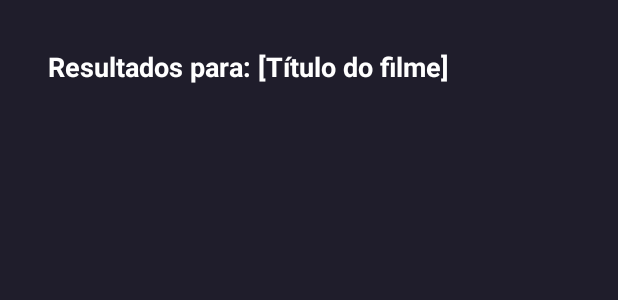
After one commit to RaulGoncalo/TMDB-App, an Android app: the layout activity_result.xml on its own in the app's theme, with its tools: preview values and no code run, on a phone screen of 412 x 824 dp. The commit adds this screen. Shown: the top 300 px of the screen. Run offline under Robolectric (Android 15) with nearby library versions, the phone set to English and light mode, and no system bars; network calls fail.

Commit message:
Implementação do recurso de pesquisa de filmes

```diff
--- a/app/src/main/AndroidManifest.xml
+++ b/app/src/main/AndroidManifest.xml
@@ -21,7 +21,9 @@
         android:supportsRtl="true"
         android:theme="@style/Theme.TMDBApp"
         tools:targetApi="31">
-
+        <activity
+            android:name=".presentation.activities.ResultActivity"
+            android:exported="false" />
         <activity
             android:name=".presentation.activities.IntroActivity"
             android:exported="false" />
--- a/app/src/main/java/com/rgos_developer/tmdbapp/data/dto/MovieDTO.kt
+++ b/app/src/main/java/com/rgos_developer/tmdbapp/data/dto/MovieDTO.kt
@@ -6,7 +6,7 @@ import com.rgos_developer.tmdbapp.domain.models.MovieDomainModel
 data class MovieDTO(
     val adult: Boolean,
     @SerializedName("backdrop_path")
-    val backdropPath: String,
+    val backdropPath: String?,
     @SerializedName("genre_ids")
     val genreIds: List<Long>,
     val id: Long,
@@ -17,7 +17,7 @@ data class MovieDTO(
     val overview: String,
     val popularity: Double,
     @SerializedName("poster_path")
-    val posterPath: String,
+    val posterPath: String?,
     @SerializedName("release_date")
     val releaseDate: String,
     val title: String,
--- a/app/src/main/java/com/rgos_developer/tmdbapp/domain/models/MovieDomainModel.kt
+++ b/app/src/main/java/com/rgos_developer/tmdbapp/domain/models/MovieDomainModel.kt
@@ -5,8 +5,8 @@ import com.rgos_developer.tmdbapp.presentation.models.MoviePresentationModel
 data class MovieDomainModel (
     val id: Long = 0,
     val title: String = "",
-    val posterPath: String = "",
-    val backdropPath: String = ""
+    val posterPath: String? = "",
+    val backdropPath: String? = ""
 )
 
 fun MovieDomainModel.toMoviePresationModel() : MoviePresentationModel {
--- a/app/src/main/java/com/rgos_developer/tmdbapp/domain/repository/MovieRepository.kt
+++ b/app/src/main/java/com/rgos_developer/tmdbapp/domain/repository/MovieRepository.kt
@@ -11,6 +11,7 @@ interface MovieRepository {
     suspend fun getPopularMovies() : ResultState<List<MovieDomainModel>>
     suspend fun getUpcomingMovies() : ResultState<List<MovieDomainModel>>
     suspend fun getTopRatedMovies() : ResultState<List<MovieDomainModel>>
+    suspend fun getSearchMovie(search: String) : ResultState<List<MovieDomainModel>>
     suspend fun getMovieDetails(idMovie: Long) : ResultState<MovieDetailsDomainModel>
     suspend fun getMovieCredits(idMovie: Long) : ResultState<MovieCreditsDomainModel>
 }
--- a/app/src/main/java/com/rgos_developer/tmdbapp/presentation/models/MoviePresentationModel.kt
+++ b/app/src/main/java/com/rgos_developer/tmdbapp/presentation/models/MoviePresentationModel.kt
@@ -8,6 +8,6 @@ import kotlinx.parcelize.Parcelize
 data class MoviePresentationModel (
     val id: Long,
     val title: String,
-    val posterPath: String,
-    val backdropPath: String
+    val posterPath: String?,
+    val backdropPath: String?
 ) : Parcelable
--- a/app/src/main/java/com/rgos_developer/tmdbapp/utils/Constants.kt
+++ b/app/src/main/java/com/rgos_developer/tmdbapp/utils/Constants.kt
@@ -19,6 +19,7 @@ class MovieDetailConstants {
 class GeneralConstants{
     companion object {
         const val PUT_EXTRAS_MOVIE = "movie"
+        const val PUT_EXTRAS_SEARCH = "search"
     }
 }
 
@@ -32,10 +33,12 @@ object ApiConstants {
     const val QUERY_LANGUAGE = "language"
     const val QUERY_PAGE = "page"
     const val QUERY_ID_MOVIE = "idMovie"
+    const val QUERY_STRING_SEARCH = "query"
 
     const val ENDPOINT_POPULAR_MOVIES = "movie/popular"
     const val ENDPOINT_UPCOMING_MOVIES = "movie/upcoming"
     const val ENDPOINT_TOP_RATED_MOVIES = "movie/top_rated"
     const val ENDPOINT_MOVIE_DETAILS = "movie/{idMovie}"
     const val ENDPOINT_MOVIE_CREDITS = "movie/{idMovie}/credits"
+    const val ENDPOINT_SEARCH_MOVIE = "search/movie"
 }
--- /dev/null
+++ b/app/src/main/res/layout/activity_result.xml
@@ -0,0 +1,47 @@
+<?xml version="1.0" encoding="utf-8"?>
+<androidx.constraintlayout.widget.ConstraintLayout xmlns:android="http://schemas.android.com/apk/res/android"
+    xmlns:app="http://schemas.android.com/apk/res-auto"
+    xmlns:tools="http://schemas.android.com/tools"
+    android:id="@+id/main"
+    android:layout_width="match_parent"
+    android:layout_height="match_parent"
+    android:background="@color/main_color"
+    android:focusable="true"
+    android:focusableInTouchMode="true"
+    tools:context=".presentation.activities.ResultActivity">
+
+    <TextView
+        android:id="@+id/tvSearchResultTitle"
+        android:layout_width="0dp"
+        android:layout_height="wrap_content"
+        android:layout_margin="32dp"
+        android:text="Resultados para: [Título do filme]"
+        android:textColor="@color/white"
+        android:textSize="18sp"
+        app:layout_constraintTop_toTopOf="parent"
+        app:layout_constraintStart_toStartOf="parent"
+        app:layout_constraintEnd_toEndOf="parent"
+        android:textStyle="bold" />
+
+    <androidx.recyclerview.widget.RecyclerView
+        android:id="@+id/rvMovieResults"
+        android:layout_width="wrap_content"
+        android:layout_height="0dp"
+        android:paddingBottom="16dp"
+        android:layout_marginTop="16dp"
+        app:layout_constraintTop_toBottomOf="@id/tvSearchResultTitle"
+        app:layout_constraintStart_toStartOf="parent"
+        app:layout_constraintEnd_toEndOf="parent"
+        app:layout_constraintBottom_toBottomOf="parent"
+        />
+
+    <ProgressBar
+        android:id="@+id/pbResult"
+        android:layout_width="wrap_content"
+        android:layout_height="wrap_content"
+        android:visibility="gone"
+        app:layout_constraintTop_toTopOf="parent"
+        app:layout_constraintBottom_toBottomOf="parent"
+        app:layout_constraintEnd_toEndOf="parent"
+        app:layout_constraintStart_toStartOf="parent"/>
+</androidx.constraintlayout.widget.ConstraintLayout>
--- a/app/src/main/res/layout/fragment_home.xml
+++ b/app/src/main/res/layout/fragment_home.xml
@@ -68,7 +68,7 @@
             </androidx.constraintlayout.widget.ConstraintLayout>
 
             <EditText
-                android:id="@+id/editTextText"
+                android:id="@+id/etSearch"
                 android:layout_width="match_parent"
                 android:layout_height="50dp"
                 android:layout_marginTop="16dp"
```
Also changed, not shown: app/src/main/java/com/rgos_developer/tmdbapp/data/remote/ApiService.kt (+7 -0 lines), app/src/main/java/com/rgos_developer/tmdbapp/data/repository/MovieRepositoryImpl.kt (+22 -0 lines), app/src/main/java/com/rgos_developer/tmdbapp/domain/usescases/MovieUseCase.kt (+19 -0 lines), app/src/main/java/com/rgos_developer/tmdbapp/presentation/activities/ResultActivity.kt (added, +87 -0 lines), app/src/main/java/com/rgos_developer/tmdbapp/presentation/fragments/HomeFragment.kt (+29 -2 lines), app/src/main/java/com/rgos_developer/tmdbapp/presentation/viewModels/MovieViewModel.kt (+13 -8 lines).
